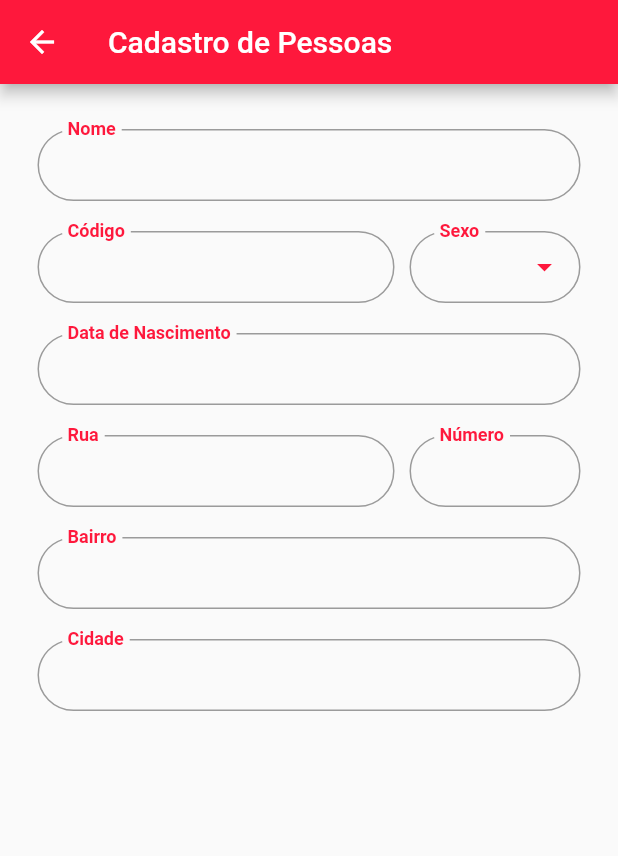
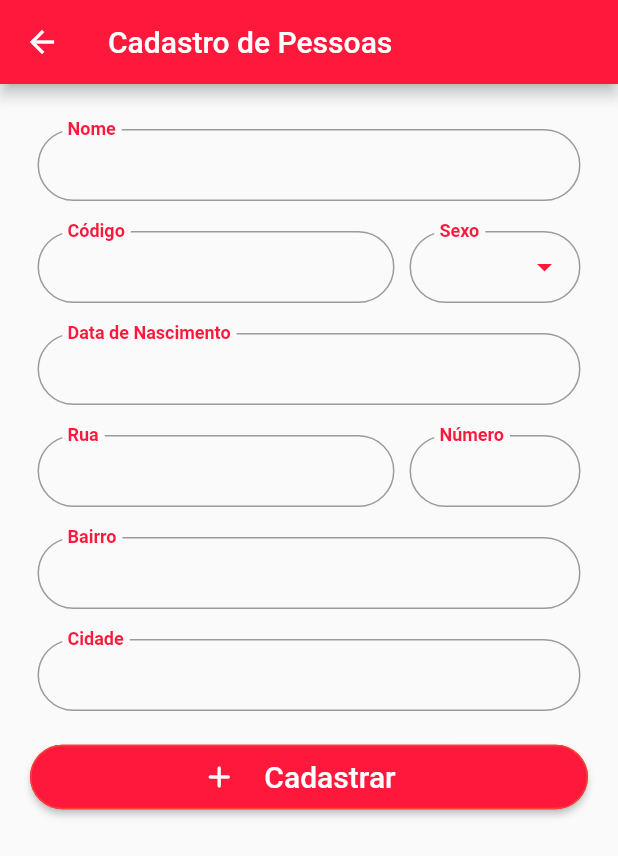
Before and after one commit to Allanfd12/app-cadastro-pessoas, a Flutter app: the screen it shows after launch, after a tap on "Cadastrar Pessoa", on a phone screen of 412 x 824 dp. Shown: the top 856 px of the screen. Run offline on Flutter 3.47's test engine with Material 2 defaults, Android fonts, the phone set to English and light mode, and no system bars.

Commit message:
tela de cadastro quase pronta, tela de listagem iniciada

```diff
--- a/lib/cadastro.dart
+++ b/lib/cadastro.dart
@@ -103,6 +103,32 @@ class _CadastroPessoaState extends State<CadastroPessoa> {
                       MyInputText(
                         nomeCampo: "Cidade",
                       ),
+                      Row(children: [
+                        Expanded(
+                            child: Padding(
+                                padding:
+                                EdgeInsets.only(top: 10),
+                                child: ElevatedButton.icon(
+                                  onPressed: ()=>{},
+                                  style: ButtonStyle(
+                                      shape: MaterialStateProperty.all<RoundedRectangleBorder>(
+                                          RoundedRectangleBorder(
+                                              borderRadius: BorderRadius.circular(32.0),
+                                              side: BorderSide(color: Colors.red)
+                                          )
+                                      ),
+                                      backgroundColor: MaterialStateProperty.all<Color>(Color.fromRGBO(254, 24, 60, 1))
+                                  ),
+                                  label: const Padding(
+                                      padding: EdgeInsets.all(10),
+                                      child: Text(
+                                        "Cadastrar",
+                                        style: TextStyle(fontSize: 20),
+                                      )),
+                                  icon: const Icon(Icons.add_rounded),
+                                )
+                            ))
+                      ]),
                     ],
                   )))),
     );
--- a/lib/home.dart
+++ b/lib/home.dart
@@ -1,4 +1,6 @@
 import 'package:flutter/material.dart';
+
+import 'cadastro.dart';
 
 class Home extends StatefulWidget {
   const Home({Key? key}) : super(key: key);
@@ -46,9 +48,21 @@ class _HomeState extends State<Home> {
                               Expanded(
                                   child: Padding(
                                       padding:
-                                          EdgeInsets.only(left: 20, right: 20),
+                                          EdgeInsets.only(left: 10, right: 10),
                                       child: ElevatedButton.icon(
-                                       style: ButtonStyle(backgroundColor: MaterialStateProperty.all<Color>(Color.fromRGBO(254, 24, 60, 1))),
+                                        style: ButtonStyle(
+                                            shape: MaterialStateProperty.all<
+                                                    RoundedRectangleBorder>(
+                                                RoundedRectangleBorder(
+                                                    borderRadius:
+                                                        BorderRadius.circular(
+                                                            32.0),
+                                                    side: BorderSide(
+                                                        color: Colors.red))),
+                                            backgroundColor:
+                                                MaterialStateProperty
+                                                    .all<Color>(Color.fromRGBO(
+                                                        254, 24, 60, 1))),
                                         onPressed: _cadastrar,
                                         label: const Padding(
                                             padding: EdgeInsets.all(10),
@@ -66,10 +80,22 @@ class _HomeState extends State<Home> {
                               Expanded(
                                   child: Padding(
                                       padding:
-                                          EdgeInsets.only(left: 20, right: 20),
+                                          EdgeInsets.only(left: 10, right: 10),
                                       child: ElevatedButton.icon(
                                         onPressed: _pesquisar,
-                                        style: ButtonStyle(backgroundColor: MaterialStateProperty.all<Color>(Color.fromRGBO(254, 24, 60, 1))),
+                                        style: ButtonStyle(
+                                            shape: MaterialStateProperty.all<
+                                                    RoundedRectangleBorder>(
+                                                RoundedRectangleBorder(
+                                                    borderRadius:
+                                                        BorderRadius.circular(
+                                                            32.0),
+                                                    side: BorderSide(
+                                                        color: Colors.red))),
+                                            backgroundColor:
+                                                MaterialStateProperty
+                                                    .all<Color>(Color.fromRGBO(
+                                                        254, 24, 60, 1))),
                                         label: const Padding(
                                             padding: EdgeInsets.all(10),
                                             child: Text(
--- a/lib/main.dart
+++ b/lib/main.dart
@@ -14,6 +14,7 @@ void main() {
 
       ),
       routes:{
+        //"/cadastro": (context)=> CadastroPessoa(),
         "/cadastro": (context)=> CadastroPessoa(),
         "/pessoas": (context)=> Pessoas(),
       }
--- a/pubspec.yaml
+++ b/pubspec.yaml
@@ -66,6 +66,8 @@ flutter:
   #   - images/a_dot_ham.jpeg
   assets:
     - imagens/Logo.png
+    - imagens/teste.png
+    - imagens/pp.jfif
   # An image asset can refer to one or more resolution-specific "variants", see
   # https://flutter.dev/assets-and-images/#resolution-aware.
 
```
Also changed, not shown: lib/pessoas.dart (+26 -2 lines), imagens/teste.png (added), 1 other file.
